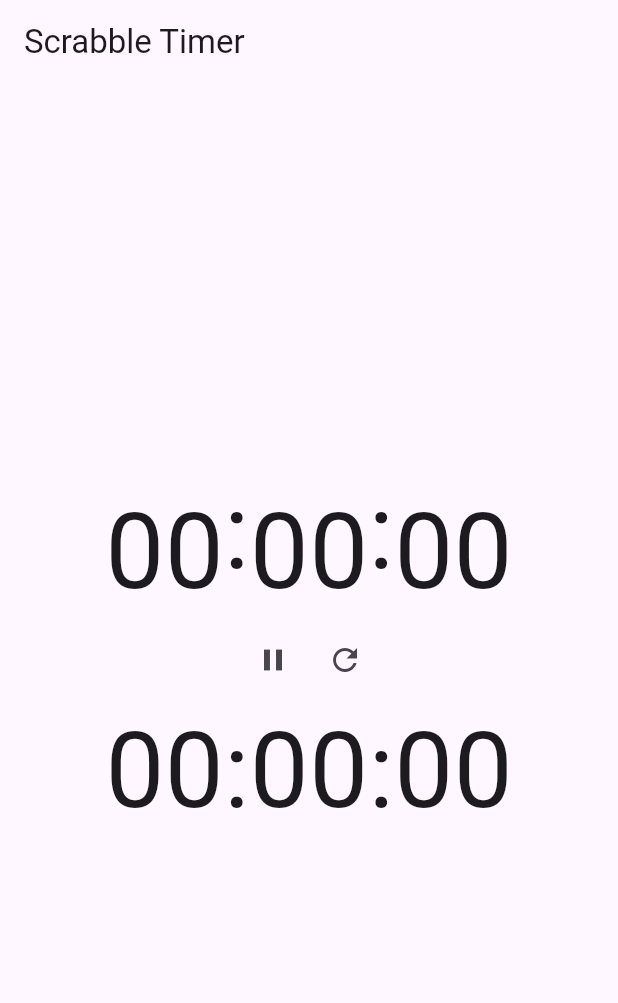
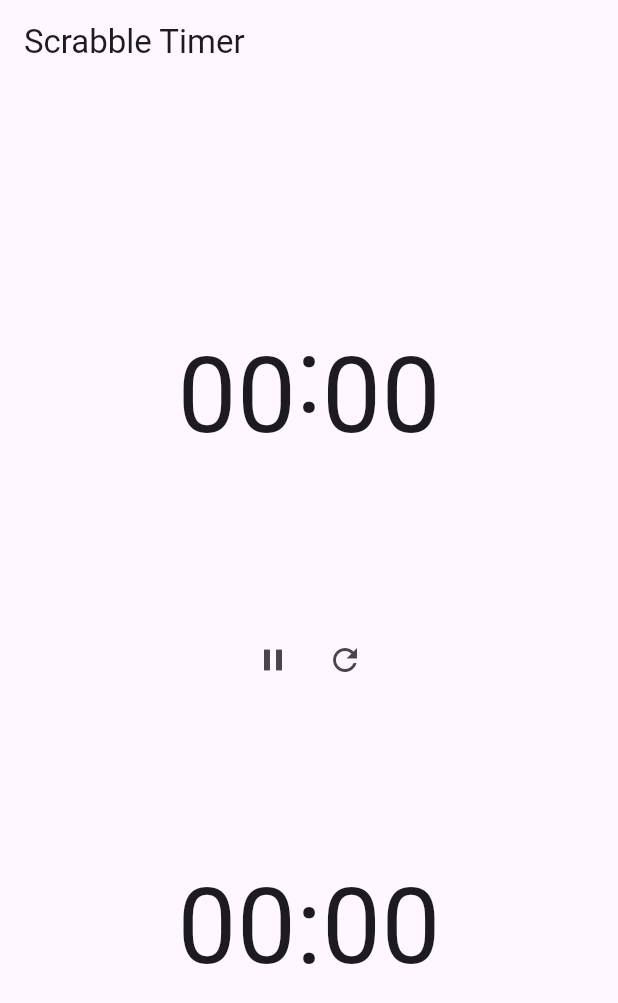
Before and after one commit to Janith19/Scrabble_Timer, a Flutter app: the screen it shows after launch, on a phone screen of 412 x 824 dp. Shown: the top 1003 px of the screen. Run offline on Flutter 3.47's test engine with Material 3 defaults, Android fonts, the phone set to English and light mode, and no system bars.

Commit message:
Working Now

```diff
--- a/lib/Components/clock.dart
+++ b/lib/Components/clock.dart
@@ -9,10 +9,10 @@ class Clock extends StatelessWidget {
       {required this.seconds, required this.onStart, required this.isReversed});
 
   String _formatTime(int timeInSeconds) {
-    int hours = timeInSeconds ~/ 3600;
+    //int hours = timeInSeconds ~/ 3600;
     int minutes = (timeInSeconds % 3600) ~/ 60;
     int seconds = timeInSeconds % 60;
-    return '${hours.toString().padLeft(2, '0')}:${minutes.toString().padLeft(2, '0')}:${seconds.toString().padLeft(2, '0')}';
+    return '${minutes.toString().padLeft(2, '0')}:${seconds.toString().padLeft(2, '0')}';
   }
 
   @override
--- a/lib/Components/scrabbletimer.dart
+++ b/lib/Components/scrabbletimer.dart
@@ -87,7 +87,7 @@ class _ScrabbleTimerState extends State<ScrabbleTimer> {
       ),
       body: Center(
         child: Column(
-          mainAxisAlignment: MainAxisAlignment.center,
+          //mainAxisAlignment: MainAxisAlignment.center,
           children: <Widget>[
             Expanded(
               child: Clock(
@@ -95,16 +95,18 @@ class _ScrabbleTimerState extends State<ScrabbleTimer> {
                 seconds: _seconds1,
                 onStart: () {
                   if (!_paused) {
-                    _startTimer(1);
+                    _startTimer(2);
                   } else {
                     _resumeTimers();
                   }
                 },
               ),
             ),
-            ControlButtons(
-              onPause: _pauseTimers,
-              onReset: _resetTimers,
+            Expanded(
+              child: ControlButtons(
+                onPause: _pauseTimers,
+                onReset: _resetTimers,
+              ),
             ),
             Expanded(
               child: Clock(
@@ -112,7 +114,7 @@ class _ScrabbleTimerState extends State<ScrabbleTimer> {
                 seconds: _seconds2,
                 onStart: () {
                   if (!_paused) {
-                    _startTimer(2);
+                    _startTimer(1);
                   } else {
                     _resumeTimers();
                   }
```
